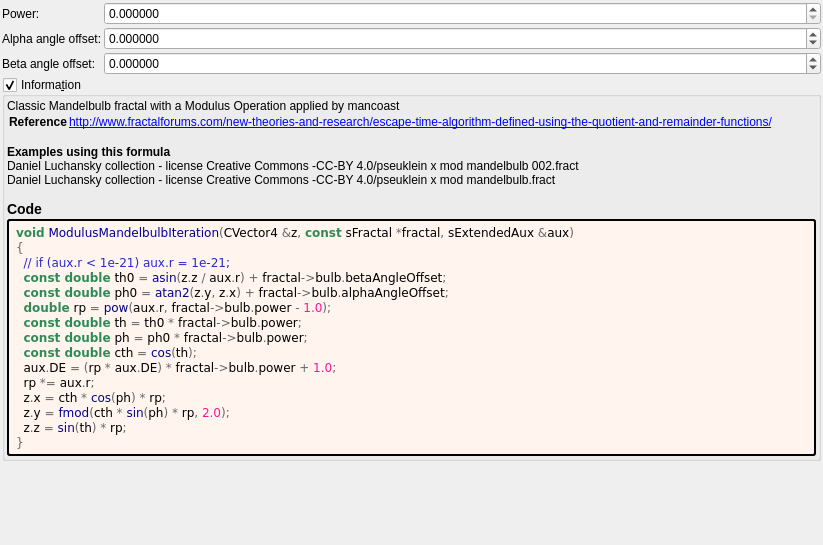
Qt form mandelbulber2/formula/ui/modulus_mandelbulb.ui (buddhi1980/mandelbulber2) before a commit.
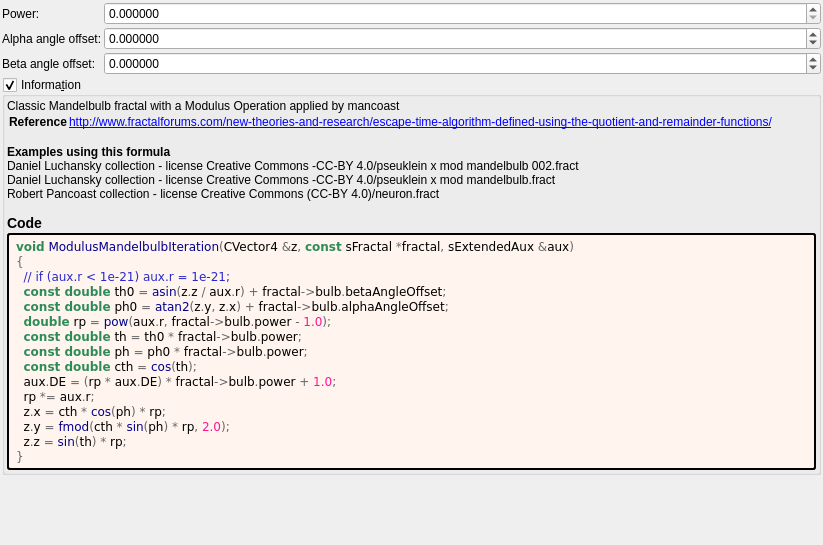
The same form after that commit. Custom widgets are drawn as their Qt base class.

Commit message: Updated UI and OpenCL files using upgraded populateUIInformation.php script

Diff of the .ui file:
```diff
--- a/mandelbulber2/formula/ui/modulus_mandelbulb.ui
+++ b/mandelbulber2/formula/ui/modulus_mandelbulb.ui
@@ -175,7 +175,7 @@
 &lt;tr&gt;&lt;th&gt;Reference&lt;/th&gt;&lt;td&gt;&lt;a href=&quot;http://www.fractalforums.com/new-theories-and-research/escape-time-algorithm-defined-using-the-quotient-and-remainder-functions/&quot;&gt;http://www.fractalforums.com/new-theories-and-research/escape-time-algorithm-defined-using-the-quotient-and-remainder-functions/&lt;br&gt;
 &lt;/td&gt;&lt;/tr&gt;
 &lt;/table&gt;
-&lt;br&gt;&lt;b&gt;Examples using this formula&lt;/b&gt;&lt;br&gt;Daniel Luchansky collection - license Creative Commons -CC-BY 4.0/pseuklein x mod mandelbulb 002.fract&lt;br&gt;Daniel Luchansky collection - license Creative Commons -CC-BY 4.0/pseuklein x mod mandelbulb.fract&lt;h3&gt;Code&lt;/h3&gt;</string>
+&lt;br&gt;&lt;b&gt;Examples using this formula&lt;/b&gt;&lt;br&gt;Daniel Luchansky collection - license Creative Commons -CC-BY 4.0/pseuklein x mod mandelbulb 002.fract&lt;br&gt;Daniel Luchansky collection - license Creative Commons -CC-BY 4.0/pseuklein x mod mandelbulb.fract&lt;br&gt;Robert Pancoast collection - license Creative Commons (CC-BY 4.0)/neuron.fract&lt;h3&gt;Code&lt;/h3&gt;</string>
         </property>
         <property name="wordWrap">
          <bool>true</bool>
```
The commit also changes 416 other files.
